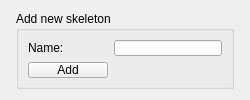
This is GUI/AddNewSkeleton.ui in istee/cor3d as Qt 5 draws it before an edit. The edited form follows.
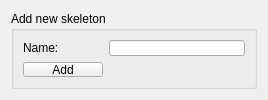
This is the edited form.

Commit message: skeleton editor almost complete

What changed in the file:
```diff
--- a/GUI/AddNewSkeleton.ui
+++ b/GUI/AddNewSkeleton.ui
@@ -6,7 +6,7 @@
    <rect>
     <x>0</x>
     <y>0</y>
-    <width>250</width>
+    <width>268</width>
     <height>100</height>
    </rect>
   </property>
@@ -25,11 +25,11 @@
   <property name="windowTitle">
    <string>Form</string>
   </property>
-  <layout class="QGridLayout" name="gridLayout_2">
+  <layout class="QGridLayout" name="gridLayout">
    <item row="0" column="0">
     <widget class="QGroupBox" name="groupBox">
      <property name="sizePolicy">
-      <sizepolicy hsizetype="Fixed" vsizetype="Fixed">
+      <sizepolicy hsizetype="Preferred" vsizetype="Preferred">
        <horstretch>0</horstretch>
        <verstretch>0</verstretch>
       </sizepolicy>
@@ -37,18 +37,34 @@
      <property name="title">
       <string>Add new skeleton</string>
      </property>
-     <layout class="QGridLayout" name="gridLayout">
+     <layout class="QGridLayout" name="gridLayout_2">
+      <item row="0" column="0">
+       <widget class="QLabel" name="name_label">
+        <property name="minimumSize">
+         <size>
+          <width>1</width>
+          <height>0</height>
+         </size>
+        </property>
+        <property name="text">
+         <string>Name:</string>
+        </property>
+       </widget>
+      </item>
       <item row="0" column="1">
-       <widget class="QLineEdit" name="name_input"/>
+       <widget class="QLineEdit" name="new_skeleton_name"/>
       </item>
-      <item row="2" column="0">
+      <item row="1" column="0">
        <widget class="QPushButton" name="add_new_skeleton_button">
         <property name="text">
          <string>Add</string>
         </property>
+        <property name="checkable">
+         <bool>false</bool>
+        </property>
        </widget>
       </item>
-      <item row="2" column="1">
+      <item row="1" column="1">
        <widget class="QLabel" name="label_2">
         <property name="sizePolicy">
          <sizepolicy hsizetype="Preferred" vsizetype="Preferred">
@@ -61,19 +77,6 @@
         </property>
        </widget>
       </item>
-      <item row="0" column="0">
-       <widget class="QLabel" name="name_label">
-        <property name="minimumSize">
-         <size>
-          <width>1</width>
-          <height>0</height>
-         </size>
-        </property>
-        <property name="text">
-         <string>Name:</string>
-        </property>
-       </widget>
-      </item>
      </layout>
     </widget>
    </item>
```
Left out of the diff: 2 changed lines with no effect on the pictures. The commit also changes 33 other files.
